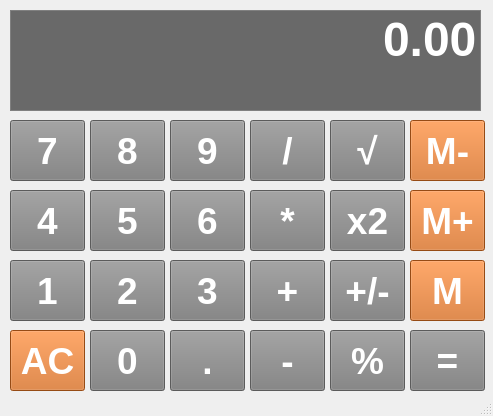
Old version of the form Calculator/calcd.ui in the repository mateusribeirocampos/Calcd_Qt.
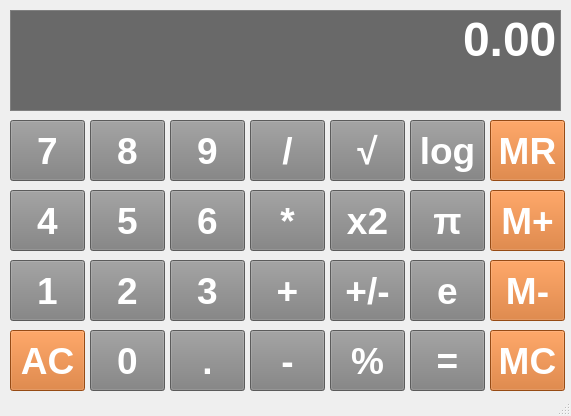
New version of the form.

Commit message: Atualizações dos botões, mas ainda falta atualizar a imagem no git

What changed in the file:
```diff
--- a/Calculator/calcd.ui
+++ b/Calculator/calcd.ui
@@ -6,7 +6,7 @@
    <rect>
     <x>0</x>
     <y>0</y>
-    <width>493</width>
+    <width>571</width>
     <height>416</height>
    </rect>
   </property>
@@ -616,7 +616,7 @@
      <rect>
       <x>10</x>
       <y>10</y>
-      <width>471</width>
+      <width>551</width>
       <height>101</height>
      </rect>
     </property>
@@ -644,50 +644,10 @@
      <set>Qt::AlignRight|Qt::AlignTop|Qt::AlignTrailing</set>
     </property>
    </widget>
-   <widget class="QPushButton" name="Memory">
-    <property name="geometry">
-     <rect>
-      <x>410</x>
-      <y>260</y>
-      <width>75</width>
-      <height>61</height>
-     </rect>
-    </property>
-    <property name="sizePolicy">
-     <sizepolicy hsizetype="Preferred" vsizetype="Preferred">
-      <horstretch>0</horstretch>
-      <verstretch>0</verstretch>
-     </sizepolicy>
-    </property>
-    <property name="font">
-     <font>
-      <pointsize>28</pointsize>
-      <bold>true</bold>
-     </font>
-    </property>
-    <property name="styleSheet">
-     <string notr="true">QPushButton{
-	background-color: #D2691E;
-	boder: 1px solid blue;
-	color: #ffffff;
-	padding: 5px;
-}
-
-QPushbutton:pressed {
-	background-color: #A9A9A9;
-	border: 1px solid gray;
-	padding: 5px
-}
-</string>
-    </property>
-    <property name="text">
-     <string>M</string>
-    </property>
-   </widget>
    <widget class="QPushButton" name="MemoryAdd">
     <property name="geometry">
      <rect>
-      <x>410</x>
+      <x>490</x>
       <y>190</y>
       <width>75</width>
       <height>61</height>
@@ -724,11 +684,11 @@
      <string>M+</string>
     </property>
    </widget>
-   <widget class="QPushButton" name="MemoryClean">
+   <widget class="QPushButton" name="MemorySub">
     <property name="geometry">
      <rect>
-      <x>410</x>
-      <y>120</y>
+      <x>490</x>
+      <y>260</y>
       <width>75</width>
       <height>61</height>
      </rect>
@@ -900,6 +860,187 @@
      <string>+/-</string>
     </property>
    </widget>
+   <widget class="QPushButton" name="MemoryRecall">
+    <property name="geometry">
+     <rect>
+      <x>490</x>
+      <y>120</y>
+      <width>75</width>
+      <height>61</height>
+     </rect>
+    </property>
+    <property name="sizePolicy">
+     <sizepolicy hsizetype="Preferred" vsizetype="Preferred">
+      <horstretch>0</horstretch>
+      <verstretch>0</verstretch>
+     </sizepolicy>
+    </property>
+    <property name="font">
+     <font>
+      <pointsize>28</pointsize>
+      <bold>true</bold>
+     </font>
+    </property>
+    <property name="styleSheet">
+     <string notr="true">QPushButton{
+	background-color: #D2691E;
+	boder: 1px solid blue;
+	color: #ffffff;
+	padding: 5px;
+}
+
+QPushbutton:pressed {
+	background-color: #A9A9A9;
+	border: 1px solid gray;
+	padding: 5px
+}</string>
+    </property>
+    <property name="text">
+     <string>MR</string>
+    </property>
+   </widget>
+   <widget class="QPushButton" name="exponential">
+    <property name="geometry">
+     <rect>
+      <x>410</x>
+      <y>260</y>
+      <width>75</width>
+      <height>61</height>
+     </rect>
+    </property>
+    <property name="sizePolicy">
+     <sizepolicy hsizetype="Preferred" vsizetype="Preferred">
+      <horstretch>0</horstretch>
+      <verstretch>0</verstretch>
+     </sizepolicy>
+    </property>
+    <property name="font">
+     <font>
+      <pointsize>28</pointsize>
+      <bold>true</bold>
+     </font>
+    </property>
+    <property name="styleSheet">
+     <string notr="true">QPushButton{
+	background-color: #808080;
+	boder: 1px solid blue;
+	color: #ffffff;
+	padding: 5px;
+}
+</string>
+    </property>
+    <property name="text">
+     <string>e</string>
+    </property>
+   </widget>
+   <widget class="QPushButton" name="log">
+    <property name="geometry">
+     <rect>
+      <x>410</x>
+      <y>120</y>
+      <width>75</width>
+      <height>61</height>
+     </rect>
+    </property>
+    <property name="sizePolicy">
+     <sizepolicy hsizetype="Preferred" vsizetype="Preferred">
+      <horstretch>0</horstretch>
+      <verstretch>0</verstretch>
+     </sizepolicy>
+    </property>
+    <property name="font">
+     <font>
+      <pointsize>28</pointsize>
+      <bold>true</bold>
+     </font>
+    </property>
+    <property name="styleSheet">
+     <string notr="true">QPushButton{
+	background-color: #808080;
+	boder: 1px solid blue;
+	color: #ffffff;
+	padding: 5px;
+}
+</string>
+    </property>
+    <property name="text">
+     <string>log</string>
+    </property>
+   </widget>
+   <widget class="QPushButton" name="MemoryClean">
+    <property name="geometry">
+     <rect>
+      <x>490</x>
+      <y>330</y>
+      <width>75</width>
+      <height>61</height>
+     </rect>
+    </property>
+    <property name="sizePolicy">
+     <sizepolicy hsizetype="Preferred" vsizetype="Preferred">
+      <horstretch>0</horstretch>
+      <verstretch>0</verstretch>
+     </sizepolicy>
+    </property>
+    <property name="font">
+     <font>
+      <pointsize>28</pointsize>
+      <bold>true</bold>
+     </font>
+    </property>
+    <property name="styleSheet">
+     <string notr="true">QPushButton{
+	background-color: #D2691E;
+	boder: 1px solid blue;
+	color: #ffffff;
+	padding: 5px;
+}
+
+QPushbutton:pressed {
+	background-color: #A9A9A9;
+	border: 1px solid gray;
+	padding: 5px
+}
+</string>
+    </property>
+    <property name="text">
+     <string>MC</string>
+    </property>
+   </widget>
+   <widget class="QPushButton" name="pi">
+    <property name="geometry">
+     <rect>
+      <x>410</x>
+      <y>190</y>
+      <width>75</width>
+      <height>61</height>
+     </rect>
+    </property>
+    <property name="sizePolicy">
+     <sizepolicy hsizetype="Preferred" vsizetype="Preferred">
+      <horstretch>0</horstretch>
+      <verstretch>0</verstretch>
+     </sizepolicy>
+    </property>
+    <property name="font">
+     <font>
+      <pointsize>28</pointsize>
+      <bold>true</bold>
+     </font>
+    </property>
+    <property name="styleSheet">
+     <string notr="true">QPushButton{
+	background-color: #808080;
+	boder: 1px solid blue;
+	color: #ffffff;
+	padding: 5px;
+}
+</string>
+    </property>
+    <property name="text">
+     <string>π</string>
+    </property>
+   </widget>
   </widget>
   <widget class="QStatusBar" name="statusbar"/>
  </widget>
```
The commit also changes 1 other file.
